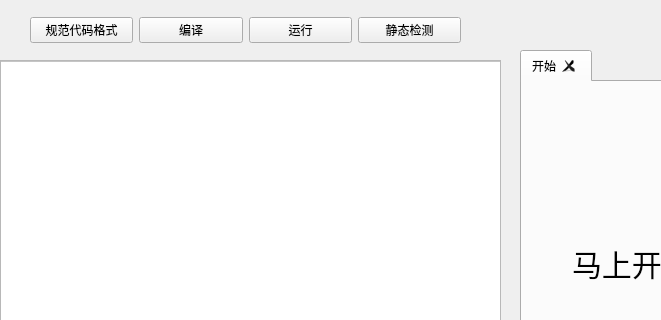
First picture: the form in UI/extentDetect/MutiWidget.ui, repository Whitepinkwolf/Code-Reviewer-Porject, before the edit; both pictures show x 0 to 661 and y 0 to 320 of the 1038 by 820 pixel window.
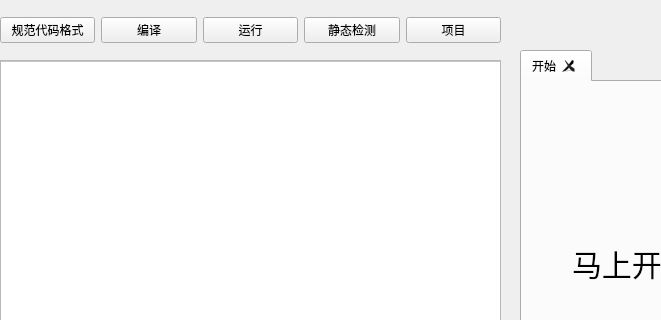
Second picture: the form after the edit. Custom widgets are drawn as their Qt base class.

```diff
--- a/UI/extentDetect/MutiWidget.ui
+++ b/UI/extentDetect/MutiWidget.ui
@@ -112,9 +112,9 @@
   <widget class="QWidget" name="horizontalLayoutWidget">
    <property name="geometry">
     <rect>
-     <x>30</x>
+     <x>0</x>
      <y>10</y>
-     <width>431</width>
+     <width>501</width>
      <height>41</height>
     </rect>
    </property>
@@ -167,6 +167,13 @@
       </property>
      </widget>
     </item>
+    <item>
+     <widget class="ProjectMenuButton" name="pushButton">
+      <property name="text">
+       <string>项目</string>
+      </property>
+     </widget>
+    </item>
    </layout>
   </widget>
   <widget class="QTabWidget" name="LogAndCmd">
@@ -311,6 +318,11 @@
    <extends>QTextEdit</extends>
    <header location="global">UI.ToolWidget.CmdTextEditor</header>
   </customwidget>
+  <customwidget>
+   <class>ProjectMenuButton</class>
+   <extends>QPushButton</extends>
+   <header>ProjectMenuButton</header>
+  </customwidget>
  </customwidgets>
  <resources/>
  <connections/>
```
